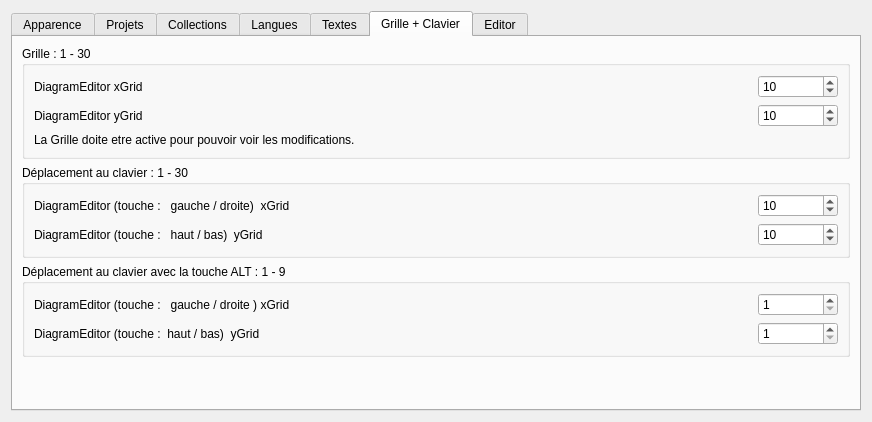
Above: sources/ui/configpage/generalconfigurationpage.ui from qelectrotech/qelectrotech-source-mirror before the change. Below: the same form after it.
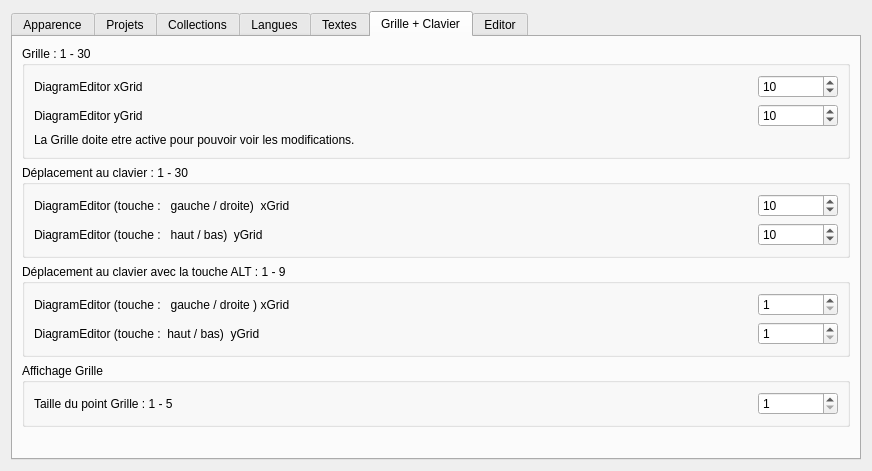
That is the form after the change. The open tabs and pages were chosen to show the change.

Commit message: implement variable point-size of grid

```diff
--- a/sources/ui/configpage/generalconfigurationpage.ui
+++ b/sources/ui/configpage/generalconfigurationpage.ui
@@ -7,7 +7,7 @@
     <x>0</x>
     <y>0</y>
     <width>872</width>
-    <height>411</height>
+    <height>471</height>
    </rect>
   </property>
   <property name="windowTitle">
@@ -868,6 +868,51 @@
          </layout>
         </widget>
        </item>
+       <item>
+        <widget class="QGroupBox" name="groupBox_8">
+         <property name="title">
+          <string>Affichage Grille</string>
+         </property>
+         <layout class="QGridLayout" name="gridLayout_5">
+          <item row="0" column="1">
+           <spacer name="horizontalSpacer_10">
+            <property name="orientation">
+             <enum>Qt::Horizontal</enum>
+            </property>
+            <property name="sizeHint" stdset="0">
+             <size>
+              <width>555</width>
+              <height>20</height>
+             </size>
+            </property>
+           </spacer>
+          </item>
+          <item row="0" column="2">
+           <widget class="QSpinBox" name="DiagramEditor_Grid_PointSize_sb">
+            <property name="minimumSize">
+             <size>
+              <width>80</width>
+              <height>0</height>
+             </size>
+            </property>
+            <property name="minimum">
+             <number>1</number>
+            </property>
+            <property name="maximum">
+             <number>5</number>
+            </property>
+           </widget>
+          </item>
+          <item row="0" column="0">
+           <widget class="QLabel" name="Label_Diagram_Grid_PointSize">
+            <property name="text">
+             <string>Taille du point Grille : 1 - 5</string>
+            </property>
+           </widget>
+          </item>
+         </layout>
+        </widget>
+       </item>
        <item>
         <spacer name="verticalSpacer_5">
          <property name="orientation">
```
Left out of the diff: 2 changed lines with no effect on the pictures. The commit also changes 7 other files.
